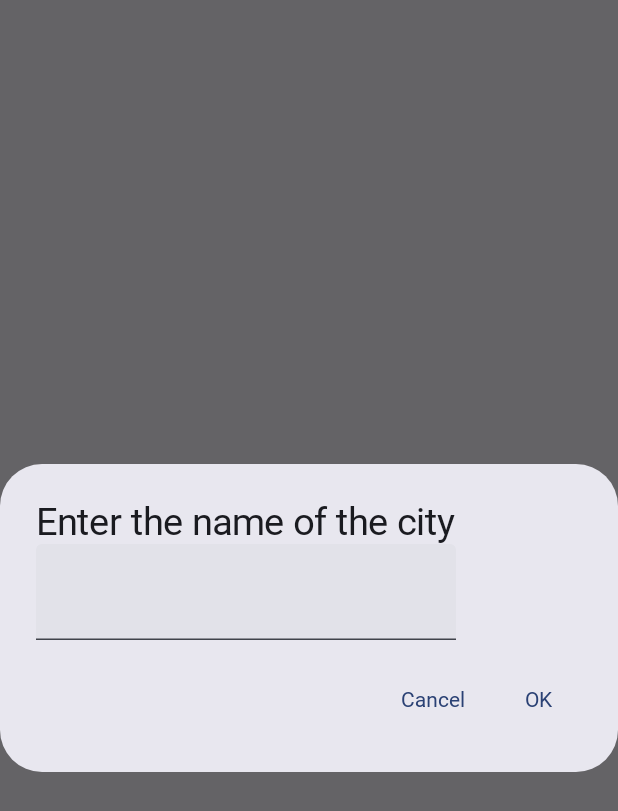
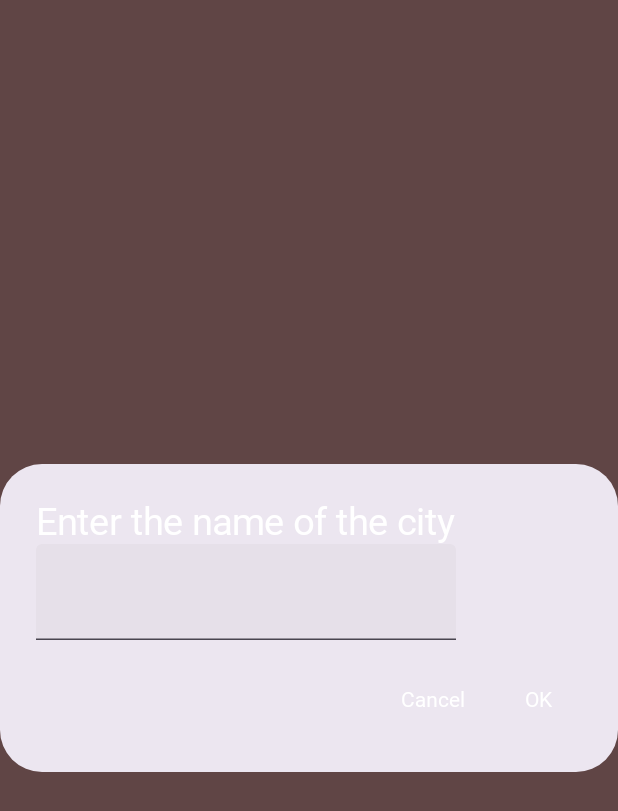
Before and after one commit to FroschMadchen/WeatherAppCompose, an Android app built with Jetpack Compose: the composable DialogSearch shown on its own in the app's theme, on a phone screen of 412 x 824 dp. Shown: the top 811 px of the screen. Run offline under Robolectric (Android 15) with nearby library versions, the phone set to English and light mode, and no system bars; network calls fail; pictures from the network do not load; Roboto replaces fonts that are not available here.

Commit message:
dark theme added

```diff
--- a/app/src/main/java/com/example/weatherappcompose/screens/CardUI.kt
+++ b/app/src/main/java/com/example/weatherappcompose/screens/CardUI.kt
@@ -15,6 +15,7 @@ import androidx.compose.material3.AlertDialog
 import androidx.compose.material3.Card
 import androidx.compose.material3.CardDefaults
 import androidx.compose.material3.ExperimentalMaterial3Api
+import androidx.compose.material3.MaterialTheme
 import androidx.compose.material3.Text
 import androidx.compose.material3.TextButton
 import androidx.compose.material3.TextField
@@ -50,7 +51,7 @@ fun ListItem(item: WeatherModel, currentDays: MutableState<WeatherModel>) {
                 if (item.hours.isEmpty()) return@clickable
                 currentDays.value = item
             },
-        colors = CardDefaults.cardColors(containerColor = Main),
+        colors = CardDefaults.cardColors(containerColor = MaterialTheme.colorScheme.primary),
         elevation = CardDefaults.cardElevation(0.dp),
         shape = RoundedCornerShape(8.dp)
     ) {
@@ -61,17 +62,17 @@ fun ListItem(item: WeatherModel, currentDays: MutableState<WeatherModel>) {
         ) {
             Column(modifier = Modifier.padding(start = 8.dp, top = 5.dp, bottom = 5.dp)) {
                 Text(
-                    text = item.time, color = Color.White,
+                    text = item.time, color = MaterialTheme.colorScheme.onPrimary,
                     style = TextStyle(fontSize = 14.sp, fontFamily = romulFontFamily)
                 )
                 Text(
-                    text = item.condition, color = Color.White,
+                    text = item.condition, color = MaterialTheme.colorScheme.onPrimary,
                     style = TextStyle(fontSize = 14.sp, fontFamily = romulFontFamily)
                 )
             }
             Text(
                 text = item.currentTemp.ifEmpty { "${item.maxTemp} °C /${item.minTemp} °C" },
-                color = Color.White,
+                color = MaterialTheme.colorScheme.onPrimary,
                 style = TextStyle(fontSize = 25.sp, fontFamily = romulFontFamily)
             )
             AsyncImage(
@@ -102,9 +103,9 @@ fun MainList(list: List<WeatherModel>, currentDays: MutableState<WeatherModel>)
 
 @OptIn(ExperimentalMaterial3Api::class)
 @Composable
-fun DialogSearch(dialogState: MutableState<Boolean>,onSubmit:(String)-> Unit) {
+fun DialogSearch(dialogState: MutableState<Boolean>, onSubmit: (String) -> Unit) {
     val romulFontFamily = FontFamily(Font(R.font.sf_pro_display_light))
-    val dialogText = remember{
+    val dialogText = remember {
         mutableStateOf(value = "")
     }
     AlertDialog(onDismissRequest = {
@@ -113,24 +114,37 @@ fun DialogSearch(dialogState: MutableState<Boolean>,onSubmit:(String)-> Unit) {
     }, confirmButton = {
         TextButton(onClick = {
             onSubmit(dialogText.value)
-            dialogState.value = false }) {
-            Text(text = "OK",
-                style = TextStyle(fontFamily = romulFontFamily))
+            dialogState.value = false
+        }) {
+            Text(
+                text = "OK",
+                style = TextStyle(fontFamily = romulFontFamily),
+                color = MaterialTheme.colorScheme.onPrimary
+            )
         }
 
     }, dismissButton = {
-        TextButton(onClick = { dialogState.value = false}) {
-            Text(text = "Cancel",
-                style = TextStyle(fontFamily = romulFontFamily))
+        TextButton(onClick = { dialogState.value = false }) {
+            Text(
+                text = "Cancel",
+                style = TextStyle(fontFamily = romulFontFamily),
+                color = MaterialTheme.colorScheme.onPrimary
+            )
         }
     },
         title = {
             Column(modifier = Modifier.fillMaxWidth()) {
-                Text(text = "Enter the name of the city",
-                    style = TextStyle(fontSize = 25.sp, fontFamily = romulFontFamily,textAlign = TextAlign.Center)
+                Text(
+                    text = "Enter the name of the city",
+                    style = TextStyle(
+                        fontSize = 25.sp,
+                        fontFamily = romulFontFamily,
+                        textAlign = TextAlign.Center,
+                        color = MaterialTheme.colorScheme.onPrimary
                     )
+                )
                 TextField(value = dialogText.value, onValueChange = {
-                        dialogText.value=it
+                    dialogText.value = it
                 })
             }
 
```
Also changed, not shown: app/src/main/java/com/example/weatherappcompose/MainActivity.kt (+86 -20 lines), app/src/main/java/com/example/weatherappcompose/screens/MainScreen.kt (+41 -17 lines), app/src/main/java/com/example/weatherappcompose/ui/theme/Color.kt (+22 -1 lines), app/src/main/java/com/example/weatherappcompose/ui/theme/Theme.kt (+9 -7 lines), app/src/main/res/drawable/blue.jpg (added), app/src/main/res/drawable/moon_night_forest.jpg (added), app/src/main/res/drawable/waterfall.jpg (added).
